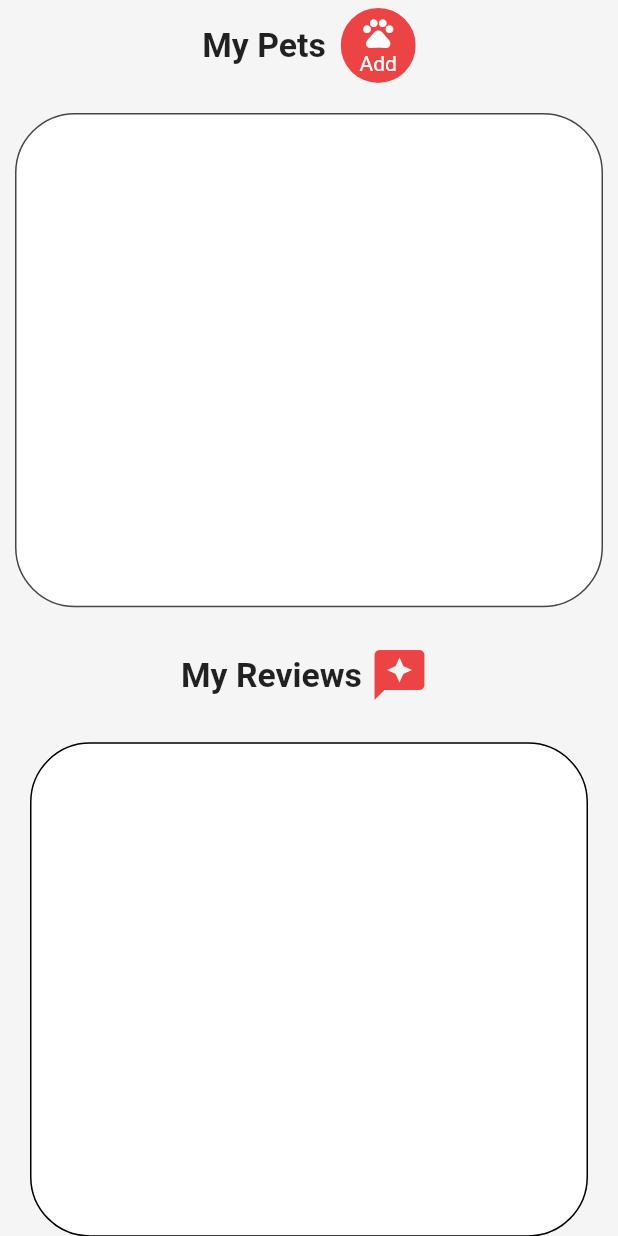
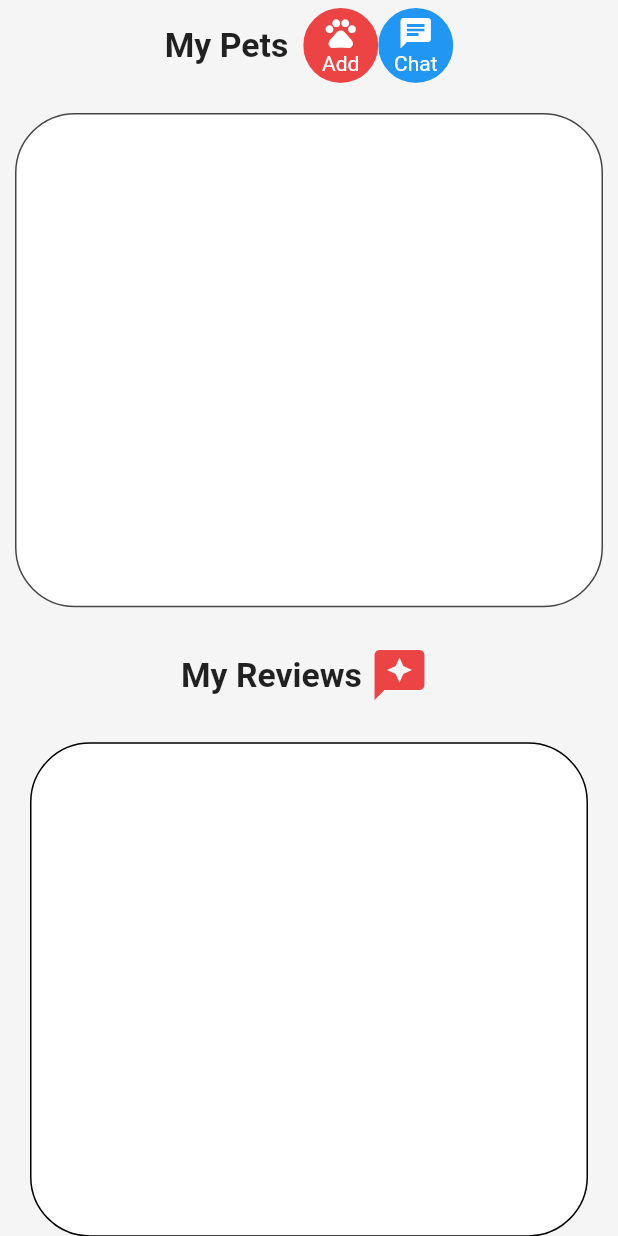
Before and after one commit to reece-b4/nc_project, a Flutter app: the ProfilePage screen opened by its route, scrolled down 216 dp, on a phone screen of 412 x 824 dp. Run offline on Flutter 3.47's test engine with Material 2 defaults, Android fonts, the phone set to English and light mode, and no system bars; our stand-ins replace cloud_firestore, firebase_auth, firebase_core, firebase_storage, flip_card, flutter_chat_types and 3 more; accounts and stored records are empty; network calls fail.

Commit message:
adds DM button on profile page. Ready for import

```diff
--- a/lib/pages/add_pet_page.dart
+++ b/lib/pages/add_pet_page.dart
@@ -295,7 +295,7 @@ class _AddPetState extends State<AddPetPage> {
     _breed,
   ) async {
     final uid = auth.currentUser!.uid;
-    _age = int.parse(_age);
+    // _age = int.parse(_age);
     String _fileName = Timestamp.now().millisecondsSinceEpoch.toString() +
         p.extension(image!.path);
 
--- a/lib/pages/profile_page.dart
+++ b/lib/pages/profile_page.dart
@@ -4,6 +4,8 @@ import 'package:firebase_auth/firebase_auth.dart';
 import "dart:convert";
 import "package:http/http.dart" as http;
 import 'package:nc_project/pages/edit_pet_page.dart';
+import 'package:nc_project/pages/ChatDetailPage.dart';
+
 
 class ProfilePage extends StatefulWidget {
   const ProfilePage({Key? key}) : super(key: key);
@@ -27,7 +29,7 @@ class _ProfilePageState extends State<ProfilePage> {
 
   void fetchUser() async {
     try {
-      final uid = auth.currentUser!.uid;
+      final uid = auth.currentUser!.uid; //need logic for other users HERE
       final response = await http.get(
           Uri.parse('https://nc-project-api.herokuapp.com/api/users/$uid'));
       final jsonData = jsonDecode(response.body) as Map;
@@ -168,6 +170,7 @@ class _ProfilePageState extends State<ProfilePage> {
             _isBreed = _pets[index]["breed"] == null
                 ? ""
                 : "\nBreed: ${_pets[index]["breed"]}";
+
             return FlipCard(
               fill: Fill
                   .fillBack, // Fill the back side of the card to make in the same size as the front.
@@ -254,7 +257,9 @@ class _ProfilePageState extends State<ProfilePage> {
                         child: Row(
                           children: [
                             InkWell(
-                              onTap: () => {},
+                              onTap: () {
+                                deletePet(_pets[index]["petId"]);
+                              },
                               child: const Icon(
                                 Icons.delete,
                                 color: Colors.red,
@@ -302,7 +307,8 @@ class _ProfilePageState extends State<ProfilePage> {
           const Text("My Pets",
               style: TextStyle(fontSize: 22.5, fontWeight: FontWeight.w600)),
           const Padding(padding: EdgeInsets.all(5)),
-          _addButton()
+          _addButton(),
+          _messageButton(auth.currentUser!.uid, _username, _img),
         ],
       ),
     );
@@ -324,6 +330,41 @@ class _ProfilePageState extends State<ProfilePage> {
                   color: Colors.white,
                 ), // <-- Icon
                 Text("Add", style: TextStyle(color: Colors.white)), // <-- Text
+              ],
+            ),
+          ),
+        ),
+      ),
+    );
+  }
+
+  Widget _messageButton(uid, _username, _img) {
+    return SizedBox.fromSize(
+      size: const Size(50, 50),
+      child: ClipOval(
+        child: Material(
+          color: Colors.blue,
+          child: InkWell(
+            onTap: () {
+              Navigator.push(
+                context,
+                MaterialPageRoute(builder: (context) {
+                  return const ChatDetailPage(
+                    name: "Test Testington",
+                    otherUser: uid,
+                    image: "https://i.pravatar.cc/300",
+                  );
+                }),
+              );
+            },
+            child: Column(
+              mainAxisAlignment: MainAxisAlignment.center,
+              children: const [
+                Icon(
+                  Icons.chat,
+                  color: Colors.white,
+                ), // <-- Icon
+                Text("Chat", style: TextStyle(color: Colors.white)), // <-- Text
               ],
             ),
           ),
@@ -403,4 +444,17 @@ class _ProfilePageState extends State<ProfilePage> {
           }),
     );
   }
+
+  void deletePet(_petId) async {
+    final uid = auth.currentUser!.uid;
+    await http.delete(
+        Uri.parse('https://nc-project-api.herokuapp.com/api/pets/$_petId'),
+        headers: <String, String>{
+          'Content-Type': 'application/json; charset=UTF-8',
+        },
+        body: jsonEncode(<String, dynamic>{
+          "userId": uid,
+        }));
+    setState(() {});
+  }
 }
```
